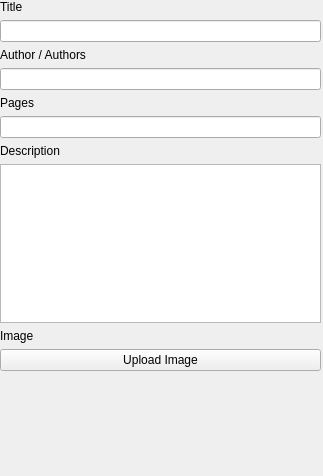
Above: addbookpage.ui from xenono/library-managment-system before the change. Below: the same form after it.
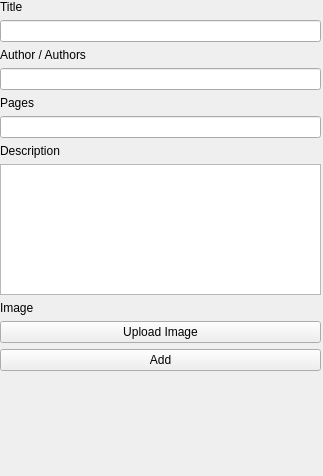
That is the form after the change.

Commit message: Add book form works now, it adds data to the database and photo to server's folder. Add json config file where server uri is stored.

The edit to the form file:
```diff
--- a/addbookpage.ui
+++ b/addbookpage.ui
@@ -81,6 +81,13 @@
       </property>
      </widget>
     </item>
+    <item>
+     <widget class="QPushButton" name="pushButton">
+      <property name="text">
+       <string>Add</string>
+      </property>
+     </widget>
+    </item>
    </layout>
   </widget>
  </widget>
```
The commit also changes 7 other files.
